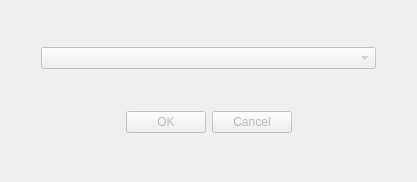
Old version of the form src/peakinvestigator/include/OpenMS/TRANSFORMATIONS/RAW2PEAK/PEAKINVESTIGATOR/DIALOGS/UIC/GUIVersionDialog.ui in the repository Veritomyx/OpenMS.
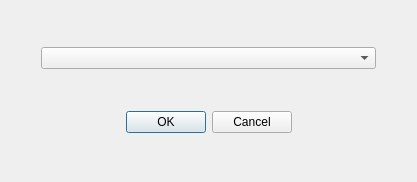
New version of the form.

Commit message: PI lib + bin: more work on GUI dialogs

```diff
--- a/src/peakinvestigator/include/OpenMS/TRANSFORMATIONS/RAW2PEAK/PEAKINVESTIGATOR/DIALOGS/UIC/GUIVersionDialog.ui
+++ b/src/peakinvestigator/include/OpenMS/TRANSFORMATIONS/RAW2PEAK/PEAKINVESTIGATOR/DIALOGS/UIC/GUIVersionDialog.ui
@@ -6,7 +6,7 @@
    <enum>Qt::ApplicationModal</enum>
   </property>
   <property name="enabled">
-   <bool>false</bool>
+   <bool>true</bool>
   </property>
   <property name="geometry">
    <rect>
@@ -39,7 +39,11 @@
       </spacer>
      </item>
      <item>
-      <widget class="QComboBox" name="comboBox"/>
+      <widget class="QComboBox" name="comboBox">
+       <property name="enabled">
+        <bool>true</bool>
+       </property>
+      </widget>
      </item>
      <item>
       <spacer name="horizontalSpacer_right">
@@ -61,6 +65,9 @@
    </item>
    <item row="1" column="0">
     <widget class="QDialogButtonBox" name="buttonBox">
+     <property name="enabled">
+      <bool>true</bool>
+     </property>
      <property name="orientation">
       <enum>Qt::Horizontal</enum>
      </property>
```
Left out of the diff: 2 changed lines with no effect on the pictures. The commit also changes 6 other files.
